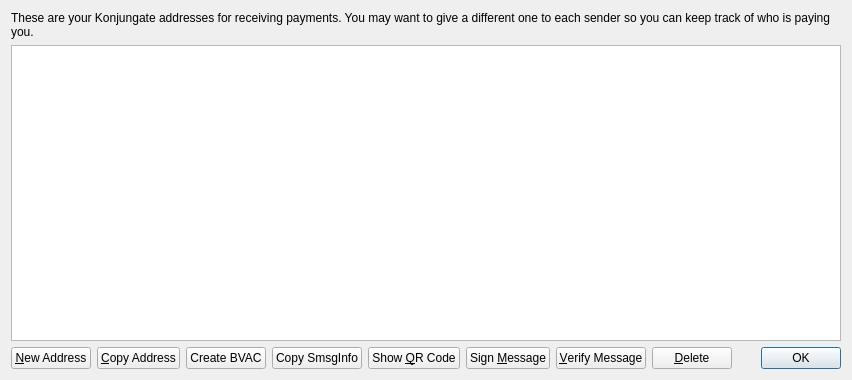
Qt form src/qt/forms/addressbookpage.ui (SaltineChips/Konjungate) before a commit.
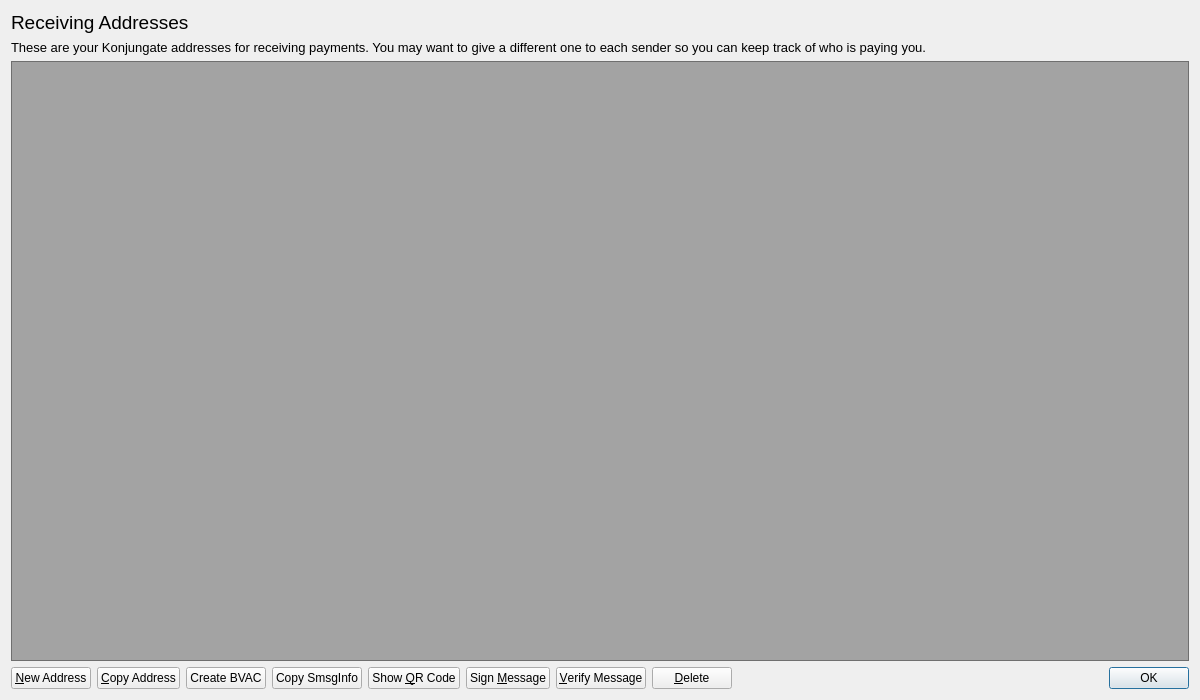
The same form after that commit.

The edit to the form file:
```diff
--- a/src/qt/forms/addressbookpage.ui
+++ b/src/qt/forms/addressbookpage.ui
@@ -6,8 +6,8 @@
    <rect>
     <x>0</x>
     <y>0</y>
-    <width>852</width>
-    <height>380</height>
+    <width>1200</width>
+    <height>700</height>
    </rect>
   </property>
   <property name="windowTitle">
@@ -17,8 +17,25 @@
    <string notr="true"/>
   </property>
   <layout class="QVBoxLayout" name="verticalLayout">
+   <item>
+    <widget class="QLabel" name="AddressLabelName">
+     <property name="font">
+      <font>
+       <pointsize>14</pointsize>
+      </font>
+     </property>
+     <property name="text">
+      <string>Receiving Addresses</string>
+     </property>
+    </widget>
+   </item>
    <item>
     <widget class="QLabel" name="labelExplanation">
+     <property name="font">
+      <font>
+       <pointsize>10</pointsize>
+      </font>
+     </property>
      <property name="text">
       <string>These are your Konjungate addresses for receiving payments. You may want to give a different one to each sender so you can keep track of who is paying you.</string>
      </property>
@@ -32,6 +49,11 @@
    </item>
    <item>
     <widget class="QTableView" name="tableView">
+     <property name="font">
+      <font>
+       <pointsize>10</pointsize>
+      </font>
+     </property>
      <property name="contextMenuPolicy">
       <enum>Qt::CustomContextMenu</enum>
      </property>
@@ -39,7 +61,10 @@
       <string>Double-click to edit address or label</string>
      </property>
      <property name="styleSheet">
-      <string notr="true"/>
+      <string notr="true">background: transparent;
+background-color: rgb(20, 20, 20, 0.35);
+color: rgb(255, 255, 255);
+</string>
      </property>
      <property name="tabKeyNavigation">
       <bool>false</bool>
```
